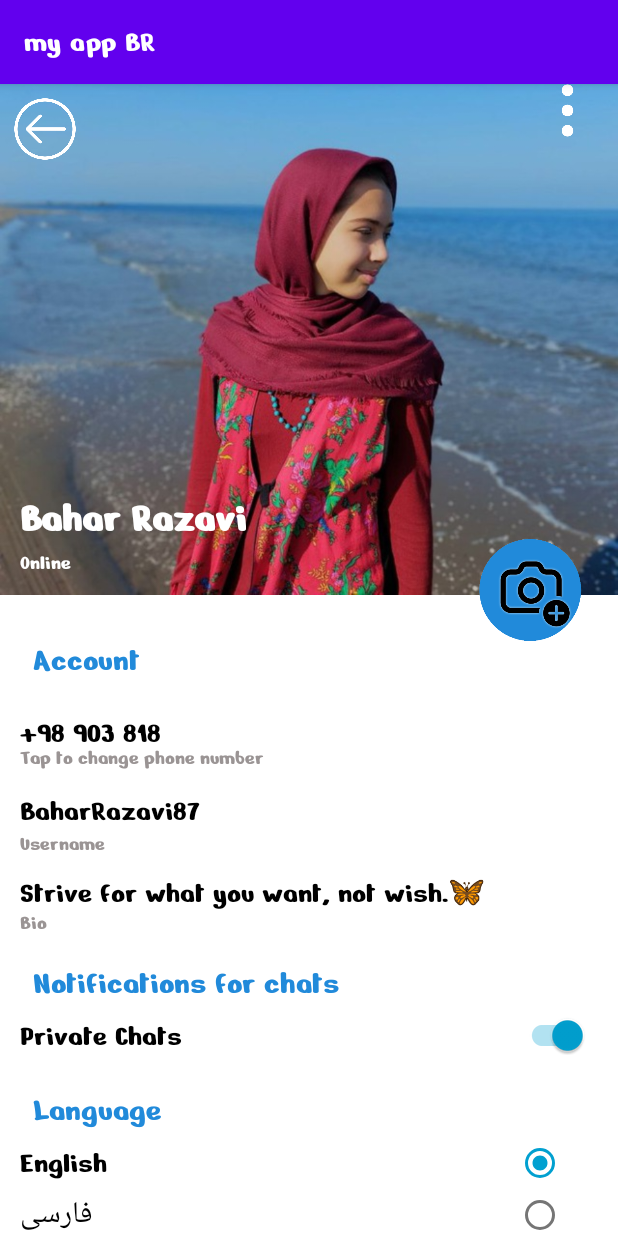
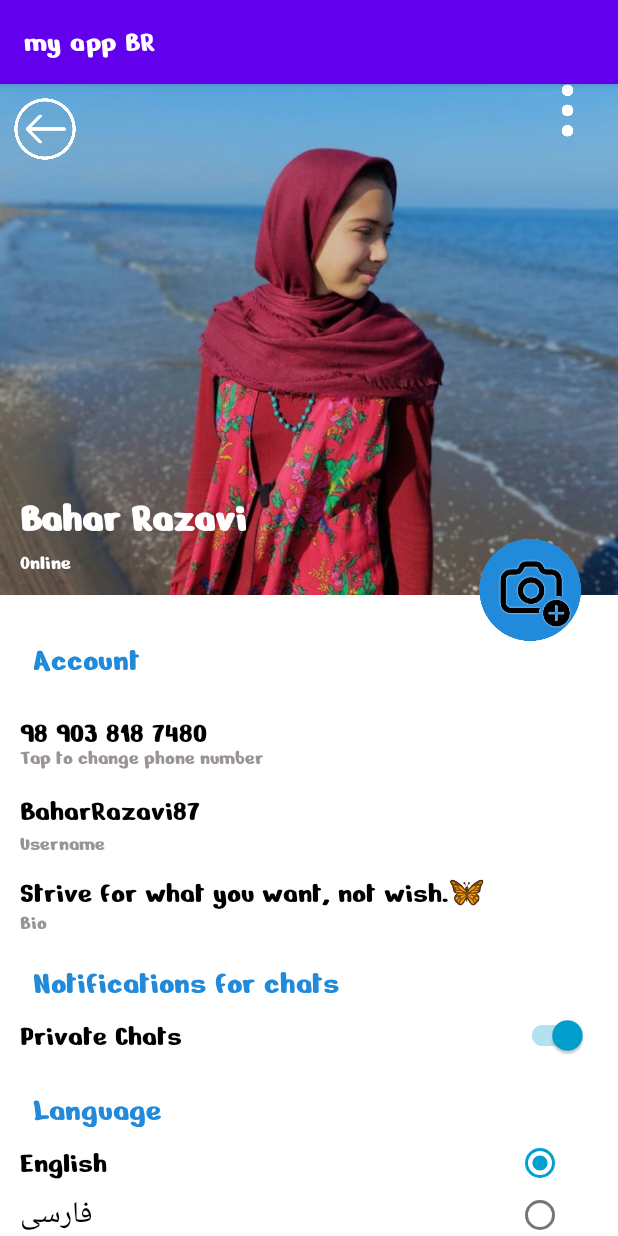
Before and after one commit to Rubikamp22-23/My-Telegram, an Android app: the screen it shows after launch (mainactivity), on a phone screen of 412 x 824 dp. Run offline under Robolectric (Android 15) with nearby library versions, the light colour scheme and no system bars; 2 statements that could not run were skipped.

Commit message:
init commit

```diff
--- a/app/src/main/res/layout/my_profile_layout.xml
+++ b/app/src/main/res/layout/my_profile_layout.xml
@@ -84,7 +84,7 @@
         android:layout_height="20dp"
         android:layout_marginStart="13dp"
         android:layout_marginTop="90dp"
-        android:text="@string/_98_903_818_7480"
+        android:text="98 903 818 7480"
         android:textColor="@color/black"
         android:textSize="20sp"
         app:layout_constraintBottom_toBottomOf="parent"
```
